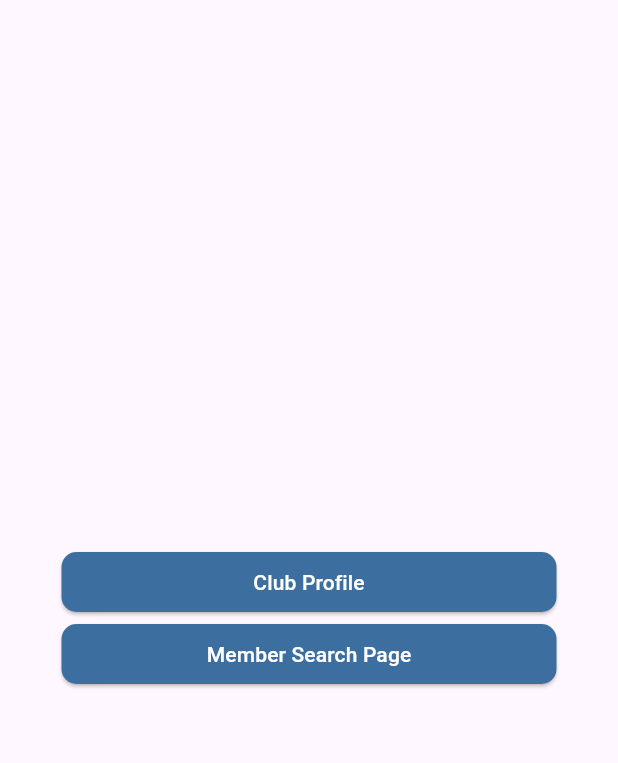
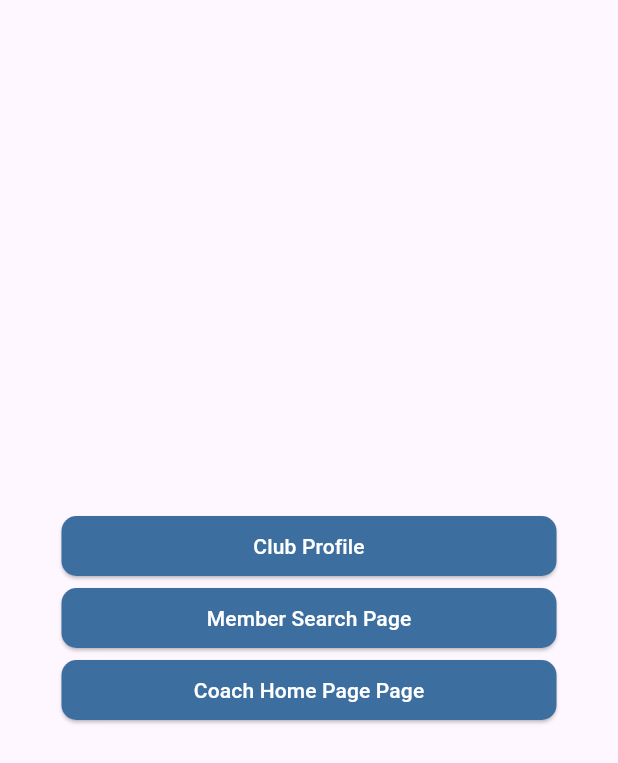
Before and after one commit to MyTennisClub/MyTennisClub, a Flutter app: the screen it shows after launch, on a phone screen of 412 x 824 dp. Shown: the top 763 px of the screen. Run offline on Flutter 3.47's test engine with Material 3 defaults, Android fonts, the phone set to English and light mode, and no system bars.

Commit message:
Add to main, coach home page.

```diff
--- a/lib/main.dart
+++ b/lib/main.dart
@@ -1,7 +1,7 @@
 import 'package:flutter/material.dart';
 import 'member_search_page/member_search_page.dart';
-//import 'member_home_page/member_home_page.dart';
 import 'clubs_profile_info/guest_club_info.dart';
+import 'coach/home_page_coach.dart';
 
 void main() => runApp(const MainClass());
 
@@ -15,7 +15,10 @@ class MainClass extends StatefulWidget {
 class Main_Class extends State<MainClass> {
   @override
   Widget build(BuildContext context) {
-    return MaterialApp(home: MainRoute());
+    return MaterialApp(
+        debugShowCheckedModeBanner: false,
+        home: MainRoute()
+    );
   }
 }
 
@@ -73,6 +76,28 @@ class MainRoute extends StatelessWidget {
                   style: TextStyle(fontSize: 14, color: Colors.white),
                 ),
               ),
+              ElevatedButton(
+                style: ElevatedButton.styleFrom(
+                  fixedSize: const Size(330, 30),
+                  backgroundColor: const Color.fromRGBO(60, 111, 159, 1),
+                  shape: const RoundedRectangleBorder(
+                    borderRadius: BorderRadius.all(
+                      Radius.circular(10),
+                    ),
+                  ),
+                ),
+                onPressed: () {
+                  Navigator.push(
+                    context,
+                    MaterialPageRoute(
+                        builder: (context) => CoachHomePage()),
+                  );
+                },
+                child: const Text(
+                  "Coach Home Page Page",
+                  style: TextStyle(fontSize: 14, color: Colors.white),
+                ),
+              ),
             ],
           ),
         ),
```
